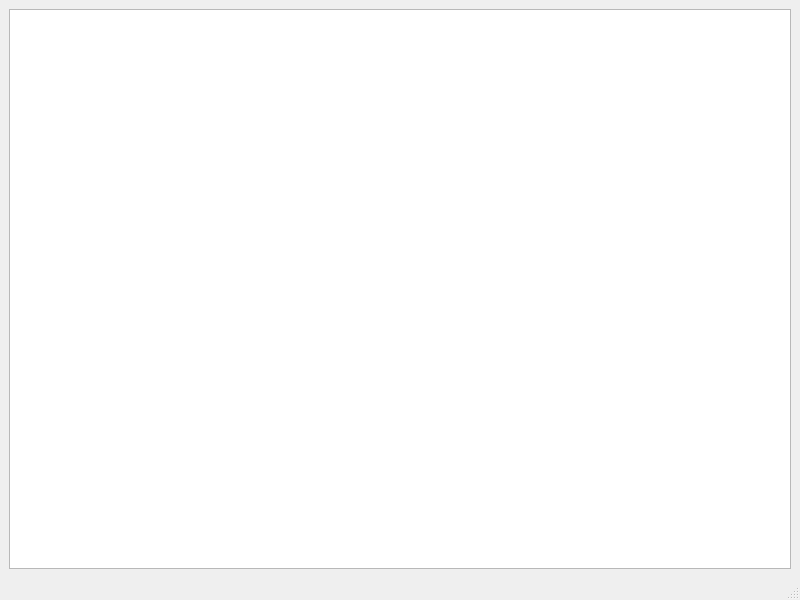
First picture: the form in bjwindow.ui, repository Hitonoriol/qBlackJack, before the edit.
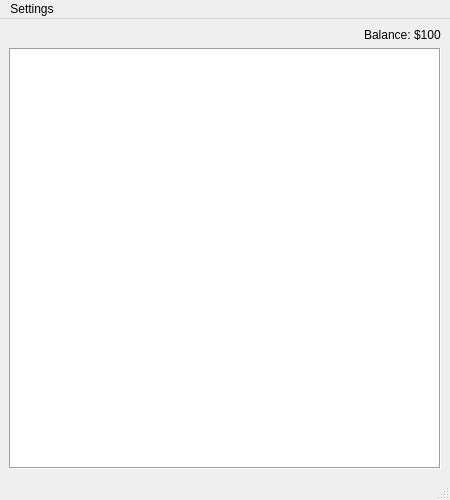
Second picture: the form after the edit.

Commit message: Update game GUI layout: move all controls to separate widgets and embed them into the main `Scene`

Patch:
```diff
--- a/bjwindow.ui
+++ b/bjwindow.ui
@@ -6,10 +6,16 @@
    <rect>
     <x>0</x>
     <y>0</y>
-    <width>800</width>
-    <height>600</height>
+    <width>450</width>
+    <height>500</height>
    </rect>
   </property>
+  <property name="minimumSize">
+   <size>
+    <width>450</width>
+    <height>500</height>
+   </size>
+  </property>
   <property name="windowTitle">
    <string>BJWindow</string>
   </property>
@@ -20,10 +26,47 @@
       <property name="sizeConstraint">
        <enum>QLayout::SetDefaultConstraint</enum>
       </property>
+      <item alignment="Qt::AlignRight">
+       <widget class="QLabel" name="balanceLabel">
+        <property name="text">
+         <string>Balance: $100</string>
+        </property>
+       </widget>
+      </item>
       <item>
-       <layout class="QVBoxLayout" name="dealerLayout">
+       <layout class="QVBoxLayout" name="playerLayout">
         <item>
-         <widget class="QGraphicsView" name="gameView"/>
+         <widget class="QGraphicsView" name="gameView">
+          <property name="font">
+           <font>
+            <pointsize>12</pointsize>
+           </font>
+          </property>
+          <property name="frameShape">
+           <enum>QFrame::Box</enum>
+          </property>
+          <property name="frameShadow">
+           <enum>QFrame::Sunken</enum>
+          </property>
+          <property name="verticalScrollBarPolicy">
+           <enum>Qt::ScrollBarAlwaysOff</enum>
+          </property>
+          <property name="horizontalScrollBarPolicy">
+           <enum>Qt::ScrollBarAlwaysOff</enum>
+          </property>
+          <property name="sizeAdjustPolicy">
+           <enum>QAbstractScrollArea::AdjustToContents</enum>
+          </property>
+          <property name="alignment">
+           <set>Qt::AlignHCenter|Qt::AlignTop</set>
+          </property>
+          <property name="transformationAnchor">
+           <enum>QGraphicsView::AnchorViewCenter</enum>
+          </property>
+          <property name="resizeAnchor">
+           <enum>QGraphicsView::AnchorViewCenter</enum>
+          </property>
+         </widget>
         </item>
        </layout>
       </item>
@@ -39,10 +82,17 @@
     <rect>
      <x>0</x>
      <y>0</y>
-     <width>800</width>
+     <width>450</width>
      <height>21</height>
     </rect>
    </property>
+   <widget class="QMenu" name="menuSettings">
+    <property name="title">
+     <string>Settings</string>
+    </property>
+    <addaction name="actionLoad_card_skin"/>
+   </widget>
+   <addaction name="menuSettings"/>
   </widget>
   <widget class="QStatusBar" name="statusbar"/>
  </widget>
```
Left out of the diff: 10 changed lines with no effect on the pictures. The commit also changes 3 other files.
